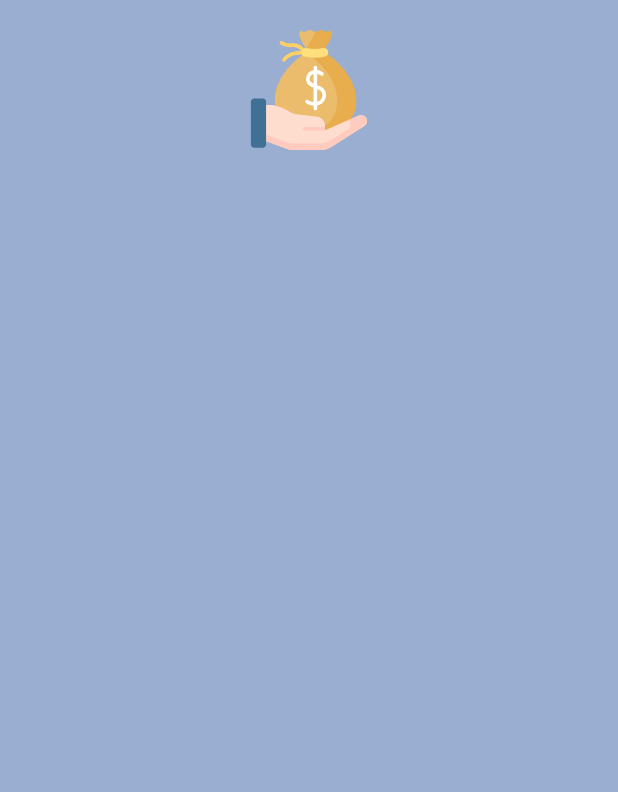
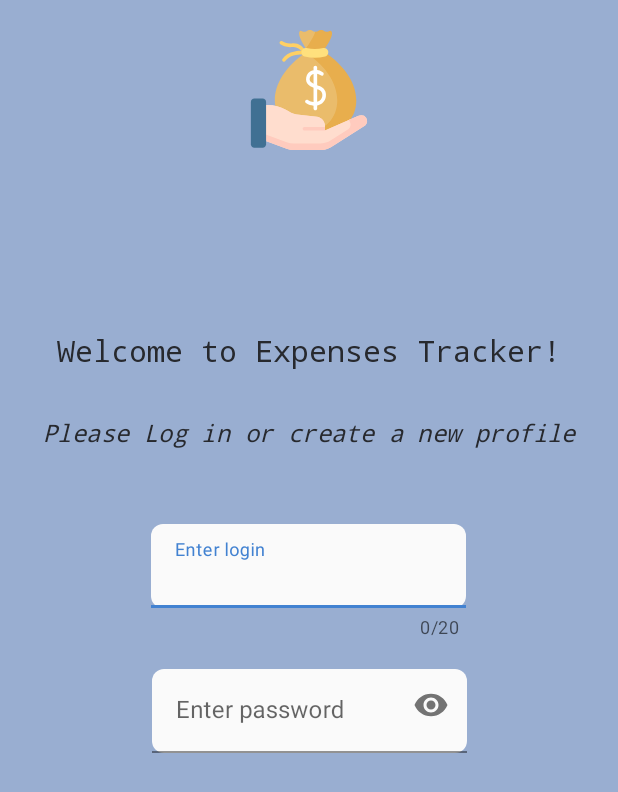
Before and after one commit to mrtsv9/Expenses-Tracker, an Android app: the layout fragment_login.xml on its own in the app's theme, with its tools: preview values and no code run, on a phone screen of 412 x 824 dp. Shown: the top 792 px of the screen. Run offline under Robolectric (Android 15) with nearby library versions, the phone set to English and light mode, and no system bars.

Commit message:
creating fragments and layouts

```diff
--- a/app/src/main/java/com/example/expensestracker/MainActivity.kt
+++ b/app/src/main/java/com/example/expensestracker/MainActivity.kt
@@ -12,7 +12,8 @@ class MainActivity : AppCompatActivity() {
         super.onCreate(savedInstanceState)
         binding = ActivityMainBinding.inflate(layoutInflater)
         setContentView(binding.root)
-        binding.bottomNavView.background = null
-        binding.bottomNavView.menu.getItem(2).isEnabled = false
+//        binding.bottomNavView.background = null
+//        binding.bottomNavView.menu.getItem(2).isEnabled = false
+
     }
 }
--- /dev/null
+++ b/app/src/main/res/drawable-v24/login_background.xml
@@ -0,0 +1,10 @@
+<?xml version="1.0" encoding="utf-8"?>
+<shape xmlns:android="http://schemas.android.com/apk/res/android"
+    android:shape="rectangle">
+
+    <solid android:color="#fafafa" />
+    <stroke
+        android:width="0dp"
+        android:color="#598BDF" />
+    <corners android:radius="8dp" />
+</shape>
--- a/app/src/main/res/layout/fragment_login.xml
+++ b/app/src/main/res/layout/fragment_login.xml
@@ -6,6 +6,7 @@
     android:background="#99AED1">
 
     <ImageView
+        android:id="@+id/ivSalary"
         android:layout_width="80dp"
         android:layout_height="80dp"
         android:src="@drawable/ic_salary"
@@ -14,4 +15,79 @@
         app:layout_constraintTop_toTopOf="parent"
         android:layout_marginTop="20dp"/>
 
+    <TextView
+        android:id="@+id/tvWelcome"
+        android:layout_width="0dp"
+        android:layout_height="wrap_content"
+        style="@style/LoginText"
+        app:layout_constraintStart_toStartOf="parent"
+        app:layout_constraintEnd_toEndOf="parent"
+        app:layout_constraintTop_toBottomOf="@id/ivSalary"
+        android:layout_marginTop="120dp"
+        android:gravity="center"
+        android:text="@string/welcome"/>
+
+    <TextView
+        android:id="@+id/tvEnter"
+        android:layout_width="0dp"
+        android:layout_height="wrap_content"
+        style="@style/EnterText"
+        app:layout_constraintStart_toStartOf="parent"
+        app:layout_constraintEnd_toEndOf="parent"
+        app:layout_constraintTop_toBottomOf="@id/tvWelcome"
+        android:layout_marginTop="30dp"
+        android:gravity="center"
+        android:text="@string/Please_log_in"/>
+
+
+
+    <com.google.android.material.textfield.TextInputLayout
+        android:id="@+id/loginLayout"
+        android:layout_width="0dp"
+        android:layout_height="wrap_content"
+        app:counterEnabled="true"
+        app:counterMaxLength="20"
+        android:layout_gravity="center"
+        app:layout_constraintTop_toBottomOf="@id/tvEnter"
+        app:layout_constraintStart_toStartOf="parent"
+        app:layout_constraintEnd_toEndOf="parent"
+        android:layout_marginStart="90dp"
+        android:layout_marginEnd="90dp"
+        android:layout_marginTop="30dp"
+        app:errorEnabled="true">
+
+        <com.google.android.material.textfield.TextInputEditText
+            android:id="@+id/login"
+            android:layout_width="210dp"
+            android:layout_height="wrap_content"
+            android:layout_marginTop="20dp"
+            android:layout_gravity="center"
+            android:hint="@string/enter_login"
+            android:background="@drawable/login_background"
+            android:inputType="text" />
+
+    </com.google.android.material.textfield.TextInputLayout>
+
+    <com.google.android.material.textfield.TextInputLayout
+        android:id="@+id/passwordLayout"
+        android:layout_width="wrap_content"
+        android:layout_height="wrap_content"
+        android:layout_gravity="center"
+        app:errorEnabled="true"
+        app:layout_constraintEnd_toEndOf="@+id/loginLayout"
+        app:layout_constraintStart_toStartOf="@+id/loginLayout"
+        app:layout_constraintTop_toBottomOf="@id/loginLayout"
+        app:passwordToggleEnabled="true">
+
+        <com.google.android.material.textfield.TextInputEditText
+            android:id="@+id/password"
+            android:layout_width="210dp"
+            android:layout_height="wrap_content"
+            android:layout_marginTop="20dp"
+            android:background="@drawable/login_background"
+            android:hint="@string/enter_password"
+            android:inputType="textPassword" />
+
+    </com.google.android.material.textfield.TextInputLayout>
+
 </androidx.constraintlayout.widget.ConstraintLayout>
--- a/app/src/main/res/values/strings.xml
+++ b/app/src/main/res/values/strings.xml
@@ -5,4 +5,8 @@
     <string name="transactions">Transactions</string>
     <string name="profile">Profile</string>
     <string name="title">Just title</string>
+    <string name="welcome">Welcome to Expenses Tracker!</string>
+    <string name="Please_log_in">Please Log in or create a new profile</string>
+    <string name="enter_login">Enter login</string>
+    <string name="enter_password">Enter password</string>
 </resources>
--- a/app/src/main/res/values/themes.xml
+++ b/app/src/main/res/values/themes.xml
@@ -21,4 +21,17 @@
         <item name="android:textStyle">bold</item>
     </style>
 
+    <style name="LoginText" parent="Theme.Design">
+        <item name="android:textColor">#27292E</item>
+        <item name="android:textSize">20sp</item>
+        <item name="fontFamily">monospace</item>
+    </style>
+
+    <style name="EnterText" parent="Theme.Design">
+        <item name="android:textColor">#27292E</item>
+        <item name="android:textSize">16sp</item>
+        <item name="fontFamily">monospace</item>
+        <item name="android:textStyle">italic</item>
+    </style>
+
 </resources>
```
Also changed, not shown: app/src/main/java/com/example/expensestracker/login/LoginFragment.kt (added, +28 -0 lines), app/src/main/res/layout/activity_main.xml (+12 -70 lines), app/src/main/res/layout/fragment_main.xml (added, +73 -0 lines).
